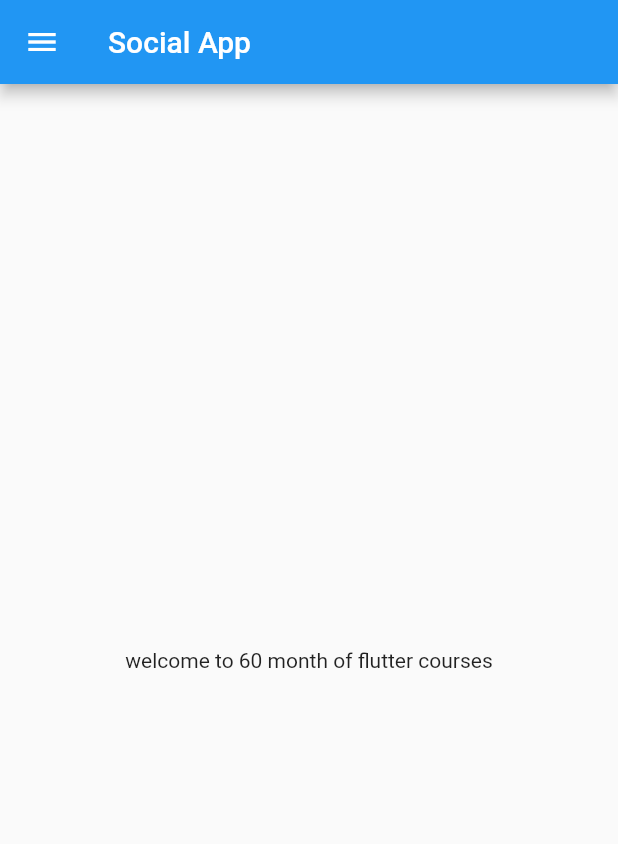
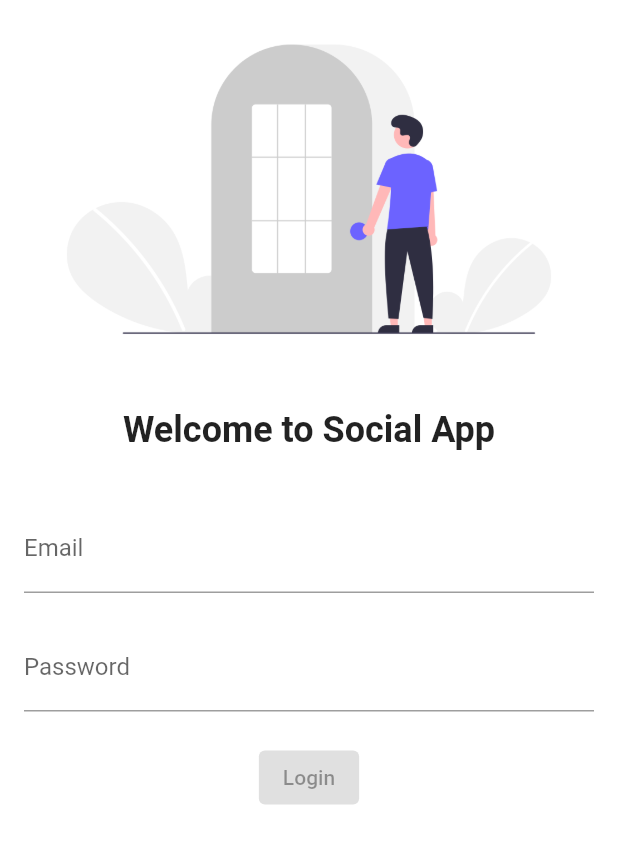
Before and after one commit to pramodsuthar115/flutter-beginner, a Flutter app: the screen it shows after launch, on a phone screen of 412 x 824 dp. Shown: the top 844 px of the screen. Run offline on Flutter 3.47's test engine with Material 2 defaults, Android fonts, the phone set to English and light mode, and no system bars; our stand-ins replace google_fonts; statements that could not run were skipped.

Commit message:
login page design

```diff
--- a/lib/main.dart
+++ b/lib/main.dart
@@ -1,5 +1,7 @@
 import 'package:flutter/material.dart';
-import 'package:social_app/hompage.dart';
+import 'package:google_fonts/google_fonts.dart';
+import 'package:social_app/pages/hompage.dart';
+import 'package:social_app/pages/login.dart';
 
 void main() {
   runApp(const MyApp());
@@ -12,7 +14,22 @@ class MyApp extends StatelessWidget {
   @override
   Widget build(BuildContext context) {
     return MaterialApp(
-      home: homepage(),
+      // home: homepage(),
+      themeMode: ThemeMode.dark,
+      theme: ThemeData(
+        primarySwatch: Colors.red,
+        fontFamily: GoogleFonts.lato().fontFamily,
+        // primaryTextTheme: GoogleFonts.latoTextTheme()
+      ),
+      darkTheme: ThemeData(
+        primarySwatch: Colors.pink,
+      ),
+      initialRoute: "/",
+      routes: {
+        '/': (context) => Login(),
+        '/home' : (context) => HomePage(),
+        '/login' : (context) => Login(),
+      }
     );
   }
 }
--- a/lib/hompage.dart
+++ b/lib/pages/hompage.dart
@@ -1,7 +1,7 @@
 import "package:flutter/material.dart";
 
-class homepage extends StatelessWidget {
-  const homepage({Key? key}) : super(key: key);
+class HomePage extends StatelessWidget {
+  const HomePage({Key? key}) : super(key: key);
 
   @override
   Widget build(BuildContext context) {
--- /dev/null
+++ b/lib/pages/login.dart
@@ -0,0 +1,55 @@
+import 'dart:ui';
+
+import "package:flutter/material.dart";
+
+class Login extends StatelessWidget {
+  const Login({Key? key}) : super(key: key);
+
+  @override
+  Widget build(BuildContext context) {
+    return Material(
+      color: Colors.white,
+      child: Column(
+        children: [
+          Image.asset("assets/images/login.png", fit: BoxFit.cover),
+          SizedBox(height: 20.0),
+          Text(
+            "Welcome to Social App",
+            style: TextStyle(
+              fontSize: 24,
+              fontWeight: FontWeight.bold,
+            ),
+          ),
+          SizedBox(height: 20.0),
+          Padding(
+              // padding: const EdgeInsets.symmetric(vertical:16.0, horizontal:32.0),
+              padding: const EdgeInsets.all(16.0),
+              child: Column(
+                children: [
+                  TextFormField(
+                    decoration: InputDecoration(
+                      hintText: "Enter Email Address", labelText: "Email"),
+                  ),
+                  SizedBox(height: 20.0),
+                  TextFormField(
+                    obscureText: true,
+                    decoration: InputDecoration(
+                      hintText: "Enter Password", labelText: "Password"),
+                  ),
+                  SizedBox(height: 20.0),
+                  ElevatedButton(
+                    onPressed: () {
+                      print("LoggedIn Successfully")
+                    },
+                    child: Text("Login"),
+                    // style: ButtonStyle(
+                    //   padding: 10.0,
+                    // )
+                  )
+                ],
+              )),
+        ],
+      ),
+    );
+  }
+}
--- a/pubspec.yaml
+++ b/pubspec.yaml
@@ -34,6 +34,7 @@ dependencies:
   # The following adds the Cupertino Icons font to your application.
   # Use with the CupertinoIcons class for iOS style icons.
   cupertino_icons: ^1.0.2
+  google_fonts: ^2.2.0
 
 dev_dependencies:
   flutter_test:
@@ -58,8 +59,8 @@ flutter:
   uses-material-design: true
 
   # To add assets to your application, add an assets section, like this:
-  # assets:
-  #   - images/a_dot_burr.jpeg
+  assets:
+    - assets/images/
   #   - images/a_dot_ham.jpeg
 
   # An image asset can refer to one or more resolution-specific "variants", see
```
Also changed, not shown: assets/images/login.png (added), pubspec.lock.
